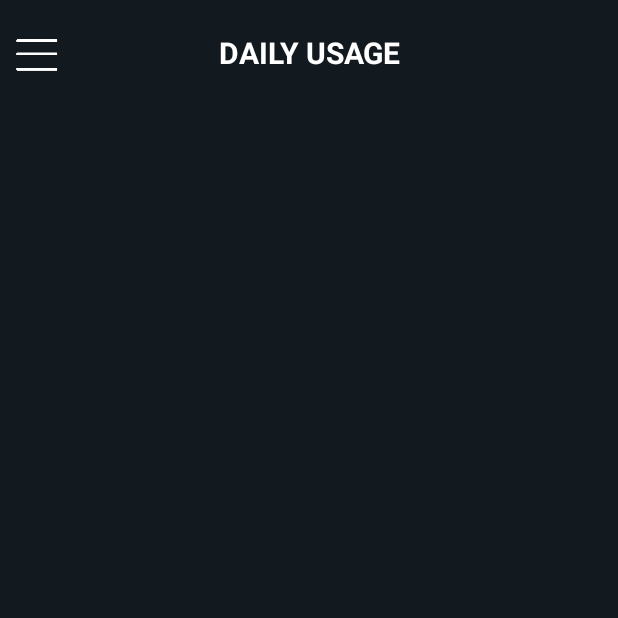
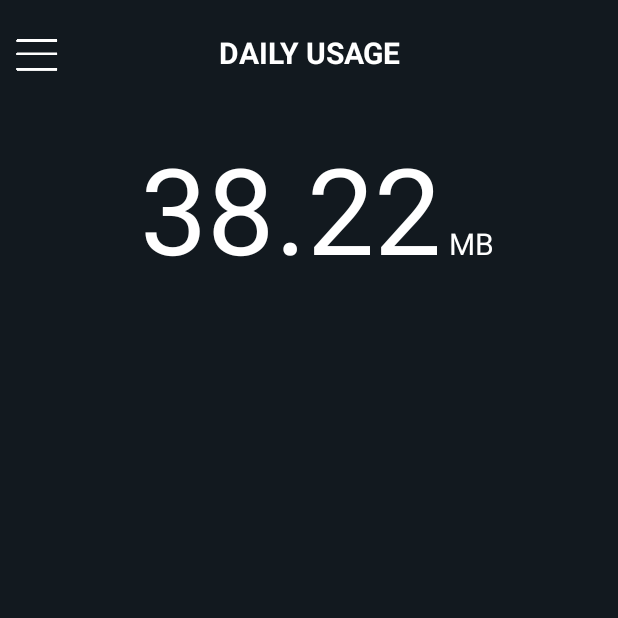
Before and after one commit to theBlackDre1D/DataManager, an Android app: the TestActivity screen opened directly, with no data from a screen before it, on a phone screen of 412 x 824 dp, the top half of it. Run offline under Robolectric (Android 15) with nearby library versions, the phone set to English and light mode, and no system bars; our stand-ins replace ButterKnife; libraries missing offline, so code that uses them is left out: co.zsmb.materialdrawerkt, com.kd.dynamic, com.mikepenz.materialdrawer, com.yarolegovich.discretescrollview, es.dmoral.toasty and 1 more; plain views replace DiscreteScrollView; 11 statements that could not run were skipped.

Commit message:
experimental fonts in test activity, dynamical displaing info when scroll discrete scroll view

```diff
--- a/app/build.gradle
+++ b/app/build.gradle
@@ -85,7 +85,7 @@ android {
     def config = rootProject.extensions.getByName("ext")
 
     compileSdkVersion config["compile_sdk"]
-    buildToolsVersion '28.0.2'
+    buildToolsVersion '28.0.3'
 
     defaultConfig {
         applicationId config["application_id"]
--- a/app/src/main/kotlin/com/example/seremtinameno/datamanager/core/platform/BaseActivity.kt
+++ b/app/src/main/kotlin/com/example/seremtinameno/datamanager/core/platform/BaseActivity.kt
@@ -5,6 +5,7 @@ import android.arch.lifecycle.ViewModelProvider
 import android.arch.lifecycle.ViewModelProviders
 import android.content.Context
 import android.content.Intent
+import android.graphics.Typeface
 import android.net.Uri
 import android.os.Bundle
 import android.support.v4.app.Fragment
@@ -33,7 +34,11 @@ import javax.inject.Inject
  */
 abstract class BaseActivity : AppCompatActivity() {
 
-    protected lateinit var drawer: Drawer
+    protected lateinit var drawer:          Drawer
+
+    protected lateinit var basicTextFont:   Typeface
+
+    protected lateinit var headlineFont:    Typeface
 
     @Inject
     lateinit var viewModelFactory: ViewModelProvider.Factory
@@ -41,6 +46,7 @@ abstract class BaseActivity : AppCompatActivity() {
     override fun onCreate(savedInstanceState: Bundle?) {
         super.onCreate(savedInstanceState)
 //        addFragment(savedInstanceState)
+        setupFonts()
     }
 
     override fun onBackPressed() {
@@ -147,6 +153,11 @@ abstract class BaseActivity : AppCompatActivity() {
         Toasty.info(this, "You are already there :)").show()
     }
 
+    private fun setupFonts() {
+        basicTextFont = Typeface.createFromAsset(assets, "fonts/FTY STRATEGYCIDE NCV.ttf")
+        headlineFont = Typeface.createFromAsset(assets, "fonts/Machine Gunk.otf")
+    }
+
 //    abstract fun initUI()
     abstract fun fragment(): BaseFragment
     abstract fun showLoading()
--- a/app/src/main/kotlin/com/example/seremtinameno/datamanager/features/testing/DataAdapter.kt
+++ b/app/src/main/kotlin/com/example/seremtinameno/datamanager/features/testing/DataAdapter.kt
@@ -13,7 +13,8 @@ import com.kd.dynamic.calendar.generator.ImageGenerator
 import kotlinx.android.synthetic.main.item_daily.view.*
 import java.util.*
 
-class DataAdapter(private val data: ArrayList<Usage>, private val imageGenerator: ImageGenerator): RecyclerView.Adapter<DataAdapter.ViewHolder>() {
+class DataAdapter(private val data: ArrayList<Usage>, private val imageGenerator: ImageGenerator):
+        RecyclerView.Adapter<DataAdapter.ViewHolder>() {
 
     override fun onCreateViewHolder(parent: ViewGroup, viewType: Int): ViewHolder {
         val view = LayoutInflater.from(parent.context).inflate(R.layout.item_daily, parent, false)
@@ -29,8 +30,6 @@ class DataAdapter(private val data: ArrayList<Usage>, private val imageGenerator
         val dailyInfo = data[position]
         holder.bind(dailyInfo)
     }
-
-
 
     class ViewHolder(itemView: View, private val imageGenerator: ImageGenerator) : RecyclerView.ViewHolder(itemView) {
 //        private val text = itemView.text as TextView
--- a/app/src/main/kotlin/com/example/seremtinameno/datamanager/features/testing/TestActivity.kt
+++ b/app/src/main/kotlin/com/example/seremtinameno/datamanager/features/testing/TestActivity.kt
@@ -3,6 +3,7 @@ package com.example.seremtinameno.datamanager.features.testing
 import android.content.Context
 import android.content.Intent
 import android.os.Bundle
+import android.widget.TextView
 import butterknife.BindView
 import butterknife.ButterKnife
 import com.example.seremtinameno.datamanager.R
@@ -15,8 +16,9 @@ import com.kd.dynamic.calendar.generator.ImageGenerator
 import com.yarolegovich.discretescrollview.DiscreteScrollView
 import com.yarolegovich.discretescrollview.transform.Pivot
 import com.yarolegovich.discretescrollview.transform.ScaleTransformer
+import java.text.DecimalFormat
 
-class TestActivity: BaseActivity() {
+class TestActivity: BaseActivity(), DiscreteScrollView.ScrollStateChangeListener<DataAdapter.ViewHolder> {
 
     private val appComponent: ApplicationComponent by lazy(mode = LazyThreadSafetyMode.NONE) {
         (application as AndroidApplication).appComponent
@@ -25,25 +27,45 @@ class TestActivity: BaseActivity() {
     @BindView(R.id.picker)
     lateinit var picker:        DiscreteScrollView
 
+    @BindView(R.id.dataUsage)
+    lateinit var dataUsage:     TextView
+
+    @BindView(R.id.dataUnits)
+    lateinit var dataUnits:     TextView
+
+    @BindView(R.id.header)
+    lateinit var header:        TextView
+
     private val data =          ArrayList<Usage>()
+
+    private var precision =                 DecimalFormat("0.00")
 
     override fun onCreate(savedInstanceState: Bundle?) {
         super.onCreate(savedInstanceState)
         setContentView(R.layout.activity_test)
 
         appComponent.inject(this)
-        ButterKnife.bind(this)
+        injectUI(this)
+//        ButterKnife.bind(this)
 
         for (i in 0..10) {
             val newUsage = Usage(45323678L, 451987L)
             data.add(newUsage)
         }
 
+        setupFonts()
         setupDiscreteSW()
+        updateUIWithCurrentInformation()
+    }
+
+    private fun setupFonts() {
+        dataUsage.typeface = basicTextFont
+        header.typeface = headlineFont
     }
 
     private fun setupDiscreteSW() {
         picker.adapter = DataAdapter(data, ImageGenerator(this))
+        picker.addScrollStateChangeListener(this)
 
         setItemsTransformation()
     }
@@ -58,10 +80,30 @@ class TestActivity: BaseActivity() {
         )
     }
 
+    private fun updateUIWithCurrentInformation() {
+        val actualItem = data[picker.currentItem]
+        val usage = precision.format(actualItem.data!! / (1024.0 * 1024.0))
+        dataUsage.text = usage.toString()
+
+        showMessage(this, "Scroll ended")
+    }
+
     companion object {
         fun getCallingIntent(context: Context): Intent {
             return Intent(context, TestActivity::class.java)
         }
+    }
+
+    override fun onScroll(scrollPosition: Float, currentPosition: Int, newPosition: Int, currentHolder: DataAdapter.ViewHolder?, newCurrent: DataAdapter.ViewHolder?) {
+        // nothing
+    }
+
+    override fun onScrollEnd(currentItemHolder: DataAdapter.ViewHolder, adapterPosition: Int) {
+        updateUIWithCurrentInformation()
+    }
+
+    override fun onScrollStart(currentItemHolder: DataAdapter.ViewHolder, adapterPosition: Int) {
+        // nothing
     }
 
     override fun fragment(): BaseFragment {
--- a/app/src/main/res/layout/activity_test.xml
+++ b/app/src/main/res/layout/activity_test.xml
@@ -23,7 +23,9 @@
             android:text="@string/daily_usage"
             android:textColor="@color/white"
             android:textSize="20sp"
-            android:textStyle="bold" />
+            android:textStyle="bold"
+            android:fontFamily=""
+            />
 
         <ImageView
             android:id="@+id/threeLines"
@@ -41,6 +43,38 @@
         android:layout_width="match_parent"
         android:layout_height="match_parent">
 
+        <LinearLayout
+            android:layout_width="match_parent"
+            android:layout_height="match_parent"
+            android:orientation="horizontal"
+            android:layout_marginTop="15dp"
+            >
+
+            <TextView
+                android:id="@+id/dataUsage"
+                android:layout_width="0dp"
+                android:layout_height="wrap_content"
+                android:layout_weight=".50"
+                android:text="38.22"
+                android:gravity="end"
+                android:textColor="@color/white"
+                android:textSize="80sp"
+                />
+
+            <TextView
+                android:id="@+id/dataUnits"
+                android:layout_width="0dp"
+                android:layout_height="wrap_content"
+                android:layout_weight=".20"
+                android:text="MB"
+                android:textColor="@color/white"
+                android:textSize="20sp"
+                android:paddingLeft="5dp"
+                />
+
+
+
+        </LinearLayout>
 
     </LinearLayout>
 
--- a/build.gradle
+++ b/build.gradle
@@ -51,7 +51,7 @@ buildscript {
     }
 
     dependencies {
-        classpath 'com.android.tools.build:gradle:3.2.0'
+        classpath 'com.android.tools.build:gradle:3.2.1'
         //noinspection DifferentKotlinGradleVersion
         classpath "org.jetbrains.kotlin:kotlin-gradle-plugin:$kotlin_version"
         classpath 'com.neenbedankt.gradle.plugins:android-apt:1.8'
```
Also changed, not shown: app/src/main/assets/fonts/FTY STRATEGYCIDE NCV.ttf (added), app/src/main/assets/fonts/Machine Gunk.otf (added).
